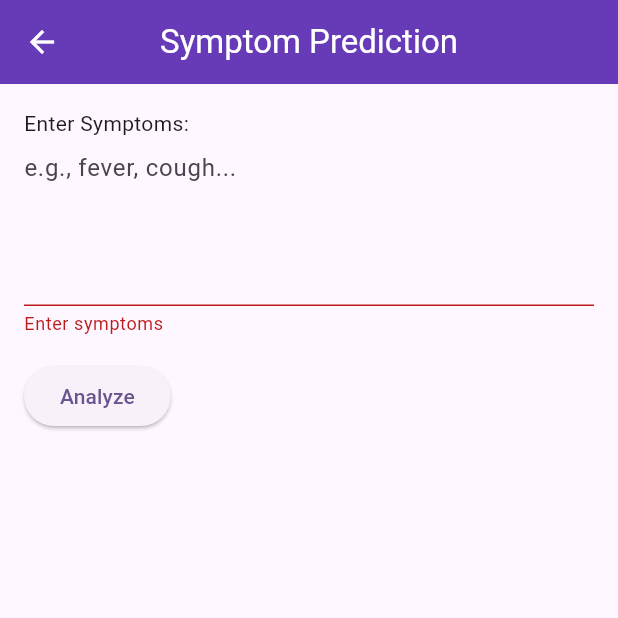
After one commit to unityhealthcare2025-star/HealthcareApp, a Flutter app: the SymptomPrediction screen opened directly, after a tap on "Analyze", on a phone screen of 412 x 824 dp, the top half of it. The commit adds this screen. Run offline on Flutter 3.47's test engine with Material 3 defaults, Android fonts, the light colour scheme and no system bars; our stand-ins replace dio, flutter_rating_bar, location, motion_tab_bar_v2; network calls fail.

Commit message:
7/12/2025

```diff
--- /dev/null
+++ b/healthcare/lib/api/symptomprediction.dart
@@ -0,0 +1,258 @@
+// import 'package:dio/dio.dart';
+// import 'package:flutter/material.dart';
+// import 'package:healthcare/TreatmentRec.dart';
+// import 'package:healthcare/api/loginApi.dart';
+
+// class symptomPrediction extends StatefulWidget {
+//   const symptomPrediction({super.key});
+
+//   @override
+//   State<symptomPrediction> createState() => _symptomPredictionState();
+// }
+
+// class _symptomPredictionState extends State<symptomPrediction> {
+//   final _formKey = GlobalKey<FormState>();
+//   final TextEditingController _symptomsController = TextEditingController();
+
+//   bool _isLoading = false;
+//   String? _predictionResult;
+//   // final _formkey=GlobalKey<FormState>();
+
+//   Future<void> submitSymptoms() async {
+//     if (!_formKey.currentState!.validate()) return;
+//     setState(() {
+//       _isLoading = true;
+//       _predictionResult = null;
+//     });
+//     try {
+//       final dio = Dio();
+//       final response = await dio.post(
+//         '$baseurl/chatbot/$loginid/',
+//         data: {
+//           "symptoms": _symptomsController.text,
+//         },
+//       );print(response.data);
+//       setState(() {
+//         _predictionResult =
+//             response.data['prediction_result'] ?? "No prediction available";
+//       });
+//       print(response.data);
+//     } catch(e) {
+//       setState(() {
+//         _predictionResult = "Error submitting symptoms";
+//       });
+//       ScaffoldMessenger.of(context).showSnackBar(
+//         SnackBar(content: Text(e.toString())),
+//       );
+//     } finally {
+//       setState(() {
+//         _isLoading = false;
+//       });
+//     }
+//   }
+//   @override
+//   void dispose() {
+//     _symptomsController.dispose();
+//     super.dispose();
+//   }
+//   @override
+//   Widget build(BuildContext context) {
+//     return Scaffold(
+//       appBar: AppBar(
+//         title: const Text('Symptom prediction'),
+//         centerTitle: true,
+//         backgroundColor: Colors.deepPurple,
+//         foregroundColor: Colors.white,
+//       ),
+//       body: Padding(
+//         padding:const EdgeInsets.all(16),
+//        child: SingleChildScrollView(
+//         child: Form(
+//           key: _formKey,
+//           child: Column(
+//             crossAxisAlignment: CrossAxisAlignment.start,
+//             children: [
+//               const Text("Enter Symptoms:"),
+
+//             TextFormField(
+//                   controller: _symptomsController,
+//                   maxLines: 4,
+//                   validator: (value) =>
+//                   value == null || value.isEmpty ? "Enter symptoms": null,
+
+//                   decoration: const InputDecoration(
+//                     hintText: "e.g, fever,cough...",
+
+//                 ),),
+//                  const  SizedBox( height: 16),
+//                  ElevatedButton(
+//                   onPressed: _isLoading ? null : submitSymptoms,
+//                   child:  _isLoading
+//                       ? const CircularProgressIndicator()
+//                       : const Text("Analyze"),
+//                  ),
+//                  const SizedBox(height: 24),
+//                  if(_predictionResult != null) ...[
+//                   Text(
+//                     "Diagnosis Result:",
+//                     style: const TextStyle(fontWeight: FontWeight.bold),
+//                   ),
+//                   const SizedBox(height: 8),
+//                   Text(_predictionResult!),
+//                   if (!_predictionResult!.toLowerCase().contains("error")&&
+//                      !_predictionResult!.toLowerCase().contains("no prediction"))
+//                      TextButton(
+//                       onPressed: () {
+//                         Navigator.push(
+//                           context,
+//                           MaterialPageRoute(
+//                             builder: (context) => TreatmentRecommendationPage(
+//                               diseaseName: _predictionResult!,
+//                             ),
+//                           ),
+//                         );
+//                       },
+//                       child: const Text("Get Treatment plan"),
+//                      ),
+
+//                 ],
+
+//        ]
+//        ),)
+
+//     ))
+//     );
+//   }
+// }
+
+
+import 'package:dio/dio.dart';
+import 'package:flutter/material.dart';
+import 'package:healthcare/TreatmentRec.dart';
+import 'package:healthcare/api/loginApi.dart';
+
+class SymptomPrediction extends StatefulWidget {
+  const SymptomPrediction({super.key});
+
+  @override
+  State<SymptomPrediction> createState() => _SymptomPredictionState();
+}
+
+class _SymptomPredictionState extends State<SymptomPrediction> {
+  final _formKey = GlobalKey<FormState>();
+  final TextEditingController _symptomsController = TextEditingController();
+
+  bool _isLoading = false;
+  String? _predictedDisease;
+
+  Future<void> submitSymptoms() async {
+    if (!_formKey.currentState!.validate()) return;
+    setState(() {
+      _isLoading = true;
+      _predictedDisease = null;
+    });
+
+    try {
+      final dio = Dio();
+      final response = await dio.post(
+        '$baseurl/chatbot/$loginid/',
+        data: {"symptoms": _symptomsController.text},
+      );
+
+      // Here we only extract the disease name or first line
+      String fullResponse = response.data['prediction_result'] ?? "";
+      String firstLine = fullResponse.split('\n').first; // take only the first line
+
+      setState(() {
+        _predictedDisease = firstLine;
+      });
+    } catch (e) {
+      setState(() {
+        _predictedDisease = "Error analyzing symptoms";
+      });
+      ScaffoldMessenger.of(context)
+          .showSnackBar(SnackBar(content: Text(e.toString())));
+    } finally {
+      setState(() {
+        _isLoading = false;
+      });
+    }
+  }
+
+  @override
+  void dispose() {
+    _symptomsController.dispose();
+    super.dispose();
+  }
+
+  @override
+  Widget build(BuildContext context) {
+    return Scaffold(
+      appBar: AppBar(
+        title: const Text('Symptom Prediction'),
+        centerTitle: true,
+        backgroundColor: Colors.deepPurple,
+        foregroundColor: Colors.white,
+      ),
+      body: Padding(
+        padding: const EdgeInsets.all(16),
+        child: SingleChildScrollView(
+          child: Form(
+            key: _formKey,
+            child: Column(
+              crossAxisAlignment: CrossAxisAlignment.start,
+              children: [
+                const Text("Enter Symptoms:"),
+                TextFormField(
+                  controller: _symptomsController,
+                  maxLines: 4,
+                  validator: (value) =>
+                      value == null || value.isEmpty ? "Enter symptoms" : null,
+                  decoration: const InputDecoration(
+                    hintText: "e.g., fever, cough...",
+                  ),
+                ),
+                const SizedBox(height: 16),
+                ElevatedButton(
+                  onPressed: _isLoading ? null : submitSymptoms,
+                  child: _isLoading
+                      ? const CircularProgressIndicator(
+                          color: Colors.white,
+                        )
+                      : const Text("Analyze"),
+                ),
+                const SizedBox(height: 24),
+                if (_predictedDisease != null &&
+                    !_predictedDisease!.toLowerCase().contains("error")) ...[
+                  Text(
+                    "Predicted Disease:",
+                    style: const TextStyle(fontWeight: FontWeight.bold),
+                  ),
+                  const SizedBox(height: 8),
+                  Text(
+                    _predictedDisease!,
+                    style: const TextStyle(fontSize: 16),
+                  ),
+                  const SizedBox(height: 16),
+                  TextButton(
+                    onPressed: () {
+                      Navigator.push(
+                        context,
+                        MaterialPageRoute(
+                          builder: (context) => TreatmentRecommendationPage(
+                            diseaseName: _predictedDisease!,
+                          ),
+                        ),
+                      );
+                    },
+                    child: const Text("Get Treatment Plan"),
+                  ),
+                ],
+              ],
+            ),
+          ),
+        ),
+      ),
+    );
+  }
+}
--- a/healthcare/lib/homePage.dart
+++ b/healthcare/lib/homePage.dart
@@ -3,6 +3,7 @@ import 'package:healthcare/DoctorfeedbackRating.dart';
 import 'package:healthcare/MyBooking.dart';
 import 'package:healthcare/SendComplaint.dart';
 import 'package:healthcare/ViewHospitals.dart';
+import 'package:healthcare/api/symptomprediction.dart';
 import 'package:healthcare/api/viewProfileapi.dart';
 import 'package:healthcare/bookslot.dart';
 import 'package:healthcare/viewDoctors.dart';
@@ -96,7 +97,7 @@ class _HomepageState extends State<Homepage> {
                     icon: Icons.health_and_safety,
                     title: 'Symptom\nPrediction',
                     onTap: () {
-                      // Navigate to Symptom Prediction
+                      Navigator.push(context, MaterialPageRoute(builder: (context) => SymptomPrediction(),));
                     },
                   ),
                   _buildGridCard(
--- a/healthcare/pubspec.yaml
+++ b/healthcare/pubspec.yaml
@@ -39,6 +39,7 @@ dependencies:
   dio: ^5.9.0
   location: ^8.0.1
   flutter_rating_bar: ^4.0.1
+  google_generative_ai: ^0.4.7
 
 dev_dependencies:
   flutter_test:
```
Also changed, not shown: healthcare/lib/TreatmentRec.dart (added, +153 -0 lines), healthcare/pubspec.lock.
